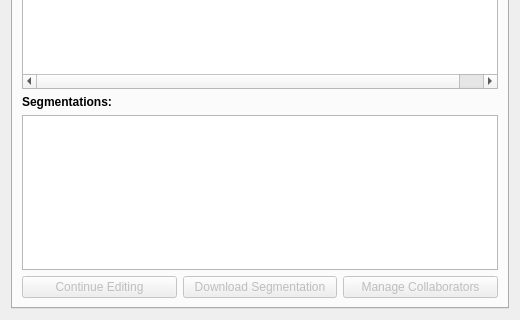
First picture: the form in CollaborativeSegmentation/Resources/UI/CollaborativeSegmentation.ui, repository pka420/SlicerConnect, before the edit; both pictures show x 0 to 520 and y 140 to 460 of the 520 by 460 pixel window.
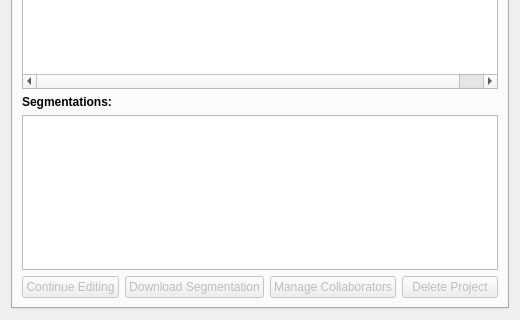
Second picture: the form after the edit. The open tabs and pages were chosen to show the change.

Commit message: added api to delete project

Patch:
```diff
--- a/CollaborativeSegmentation/Resources/UI/CollaborativeSegmentation.ui
+++ b/CollaborativeSegmentation/Resources/UI/CollaborativeSegmentation.ui
@@ -152,6 +152,16 @@
            </property>
           </widget>
          </item>
+         <item>
+          <widget class="QPushButton" name="delProjectButton">
+           <property name="enabled">
+            <bool>false</bool>
+           </property>
+           <property name="text">
+            <string>Delete Project</string>
+           </property>
+          </widget>
+         </item>
         </layout>
        </item>
       </layout>
```
The commit also changes 2 other files.
